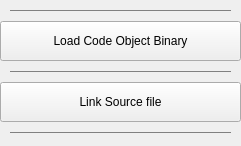
First picture: the form in source/radeon_gpu_analyzer_gui/ui/rg_link_source_menu_item.ui, repository GPUOpen-Tools/radeon_gpu_analyzer, before the edit.
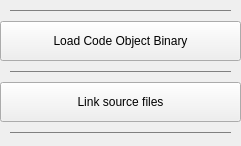
Second picture: the form after the edit. Icons and pictures are not drawn.

```diff
--- a/source/radeon_gpu_analyzer_gui/ui/rg_link_source_menu_item.ui
+++ b/source/radeon_gpu_analyzer_gui/ui/rg_link_source_menu_item.ui
@@ -164,7 +164,7 @@
       <enum>Qt::FocusPolicy::NoFocus</enum>
      </property>
      <property name="text">
-      <string>Link Source file</string>
+      <string>Link source files</string>
      </property>
      <property name="icon">
       <iconset resource="../resources/radeon_gpu_analyzer_gui.qrc">
```
Left out of the diff: 2 changed lines with no effect on the pictures.
